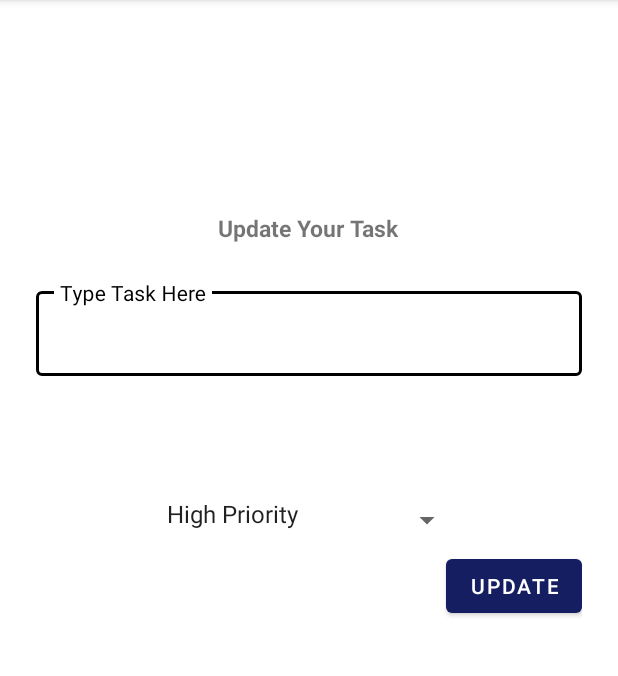
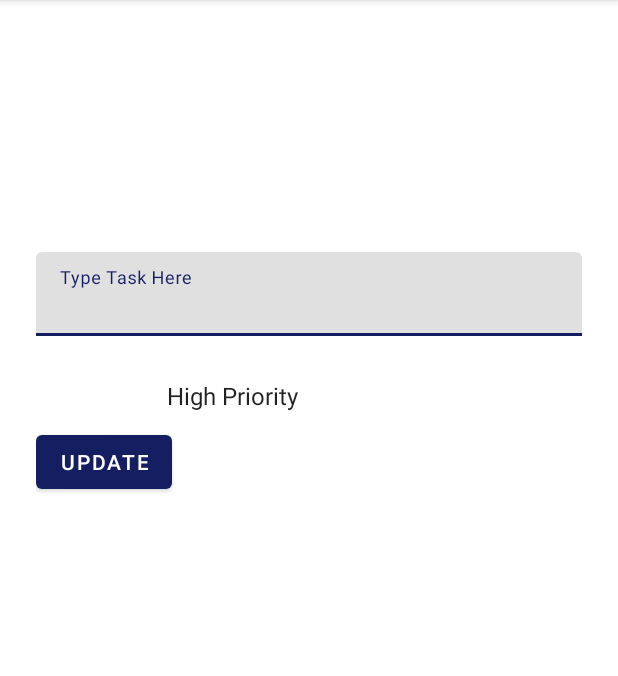
Before and after one commit to giaongo/ToDoTask, an Android app: the fragment UpdateFragment shown on its own in the app's theme, on a phone screen of 412 x 824 dp, the part 84-760 px from its top. Run offline under Robolectric (Android 15) with nearby library versions, the phone set to English and light mode, and no system bars; our stand-ins replace data binding.

Commit message:
Fix coloring and styling

```diff
--- a/app/src/main/res/layout/fragment_task.xml
+++ b/app/src/main/res/layout/fragment_task.xml
@@ -26,8 +26,8 @@
             app:layout_constraintBottom_toBottomOf="parent"
             app:layout_constraintEnd_toEndOf="parent"
             android:src="@drawable/ic_add"
-            app:backgroundTint="@color/black"
-            app:tint="@color/white"/>
+            app:backgroundTint="@color/orange"
+            app:tint="@color/black"/>
 
     </androidx.constraintlayout.widget.ConstraintLayout>
 
--- a/app/src/main/res/layout/fragment_update.xml
+++ b/app/src/main/res/layout/fragment_update.xml
@@ -16,34 +16,36 @@
             android:layout_height="wrap_content"
             android:layout_marginTop="112dp"
             android:layout_gravity="center"
+            android:textColor="@color/white"
             android:text="@string/update_task" />
 
         <com.google.android.material.textfield.TextInputLayout
-            style="@style/Widget.Task.TextInputLayout"
+            android:id="@+id/filledUpdateText"
             android:layout_width="match_parent"
             android:layout_height="wrap_content"
-            android:layout_marginTop="20dp"
+            style="@style/LoginTextInputLayoutStyle"
             android:hint="@string/editText_Hint">
             <com.google.android.material.textfield.TextInputEditText
                 android:id="@+id/edTxtUpdateTask"
+                android:textColor="@color/white"
                 android:layout_width="match_parent"
                 android:layout_height="wrap_content"/>
         </com.google.android.material.textfield.TextInputLayout>
 
         <Spinner
-            android:id="@+id/prioritySpinner"
-            style="@style/Widget.Task.TextInputLayout"
+            android:id="@+id/priorityUpdateSpinner"
+            android:background="@color/white"
             android:layout_width="205dp"
             android:layout_height="40dp"
             android:layout_gravity="center"
             android:entries="@array/task_priorities"
-            android:layout_marginTop="68dp" />
+            android:layout_marginTop="20dp"  />
 
         <Button
             android:id="@+id/updateButton"
             android:layout_width="wrap_content"
             android:layout_height="wrap_content"
-            android:layout_gravity="end"
+            style="@style/button"
             android:text="@string/update_button" />
     </LinearLayout>
 
```
Also changed, not shown: app/src/main/res/layout/fragment_add.xml (+6 -12 lines).
